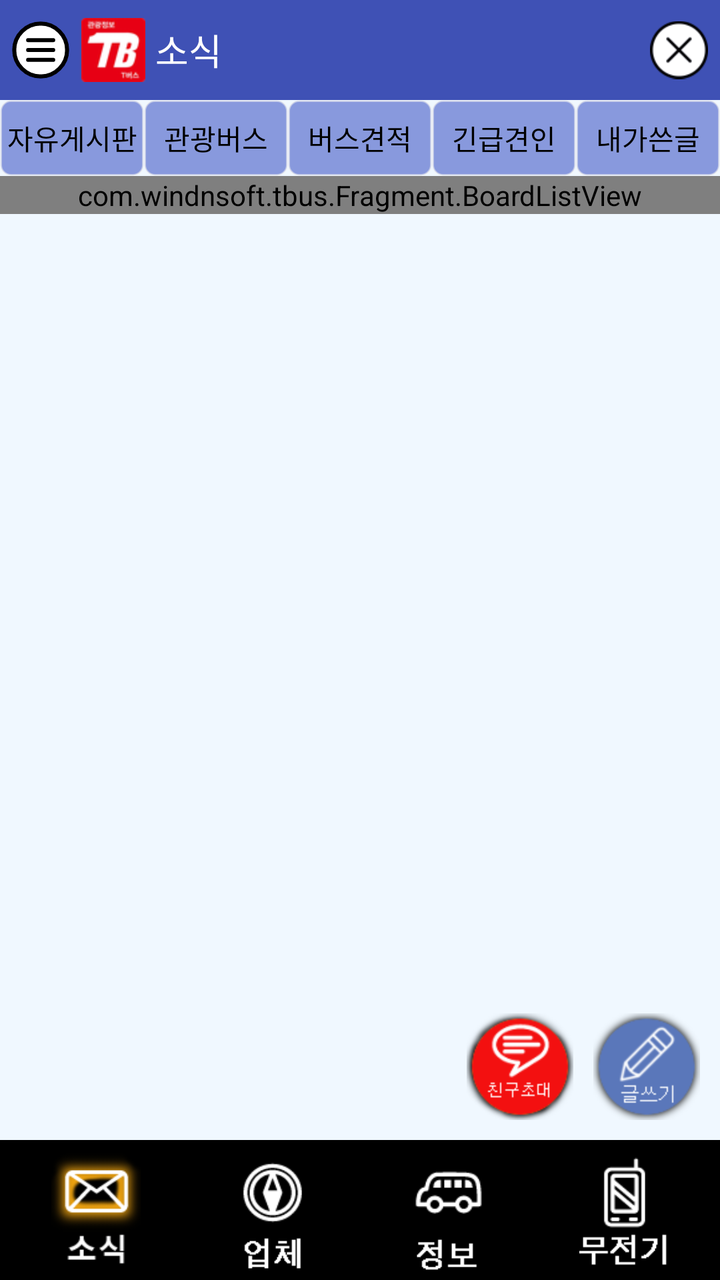
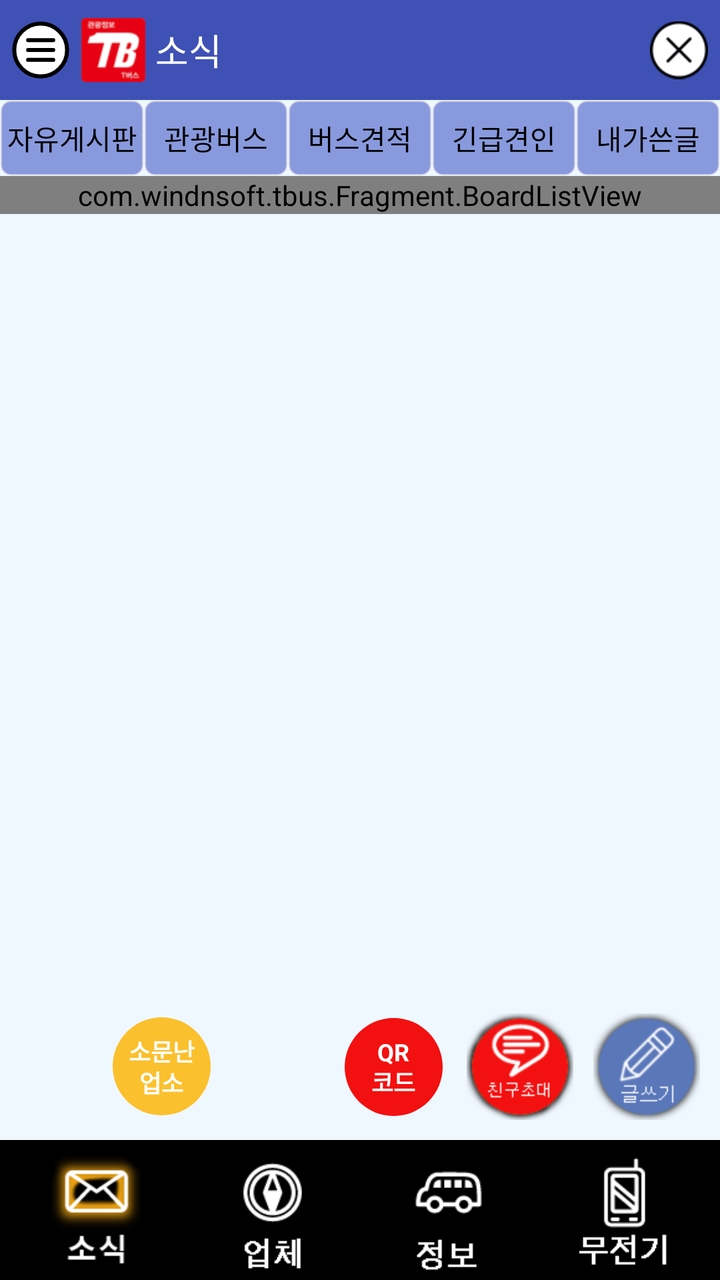

An Android layout rendered at two revisions. The XML below is the earlier revision; the diff shows what the commit changed to produce the second picture.
<!-- AndroidManifest.xml: application theme AppTheme -->
<!-- res/layout/board_activity.xml -->
<?xml version="1.0" encoding="utf-8"?>
<androidx.drawerlayout.widget.DrawerLayout
    xmlns:android="http://schemas.android.com/apk/res/android"
    xmlns:app="http://schemas.android.com/apk/res-auto"
    xmlns:tools="http://schemas.android.com/tools"
    android:id="@+id/drawer_layout"
    android:layout_width="match_parent"
    android:layout_height="match_parent"
    tools:context="com.windnsoft.tbus.MainActivity">

<RelativeLayout
    android:id="@+id/activity_main"
    android:layout_width="match_parent"
    android:layout_height="match_parent"
    android:background="@color/AliceBlue">

    <LinearLayout
        android:layout_width="match_parent"
        android:layout_height="match_parent"
        android:orientation="vertical"
        >


        <LinearLayout
            android:id="@+id/layout_head"
            android:layout_width="match_parent"
            android:layout_height="50dp"
            android:background="@color/BlueLight"
            android:orientation="horizontal">

            <ImageView
                android:id="@+id/topMenuBtn"
                android:layout_width="0dp"
                android:layout_height="match_parent"
                android:layout_marginLeft="5dp"
                android:layout_weight="1"
                android:padding="1dp"
                android:src="@drawable/hamburger_black"
                />

            <ImageView
                android:id="@+id/imageView9"
                android:layout_width="wrap_content"
                android:layout_height="match_parent"
                android:layout_margin="5dip"
                android:src="@drawable/ic_launcher_mdpi"
                />

            <TextView
                android:id="@+id/textView8"
                android:layout_width="0dp"
                android:layout_height="match_parent"
                android:layout_weight="8"
                android:gravity="center_vertical"
                android:text="소식"
                android:textAppearance="?android:attr/textAppearanceMedium"

                android:textColor="@color/White"/>

            <ImageView
                android:id="@+id/topCloseBtn"
                android:layout_width="0dp"
                android:layout_height="match_parent"
                android:layout_marginRight="5dp"
                android:layout_weight="1"
                android:padding="1dp"
                android:src="@drawable/xbutton_black"
                />
        </LinearLayout>

        <LinearLayout
            android:id="@+id/layout_body"
            android:layout_width="match_parent"
            android:layout_height="0dp"
            android:layout_weight="1"
            android:orientation="vertical"
            >

            <ImageView
                android:id="@+id/advImg"
                android:layout_width="match_parent"
                android:layout_height="wrap_content"
                android:background="@color/Black"
                />

            <LinearLayout
                android:layout_width="match_parent"
                android:layout_height="38dp"
                android:gravity="center"
                android:background="#0000"
                android:orientation="horizontal"
                >

                <TextView
                    android:id="@+id/boardFreeTab"
                    android:layout_width="0dp"
                    android:layout_height="match_parent"
                    android:layout_weight="1"
                    android:background="@drawable/prg_border_blue"
                    android:gravity="center"
                    android:text="자유게시판"
                    android:textAppearance="?android:attr/textAppearanceSmall"

                    android:textColor="@color/Black"/>

                <TextView
                    android:id="@+id/boardBusTab"
                    android:layout_width="0dp"
                    android:layout_height="match_parent"
                    android:layout_weight="1"
                    android:background="@drawable/prg_border_blue"
                    android:gravity="center"
                    android:text="관광버스"
                    android:textAppearance="?android:attr/textAppearanceSmall"
                    android:textColor="@color/Black"/>

                <TextView
                    android:id="@+id/boardEstimateTab"
                    android:layout_width="0dp"
                    android:layout_height="match_parent"
                    android:layout_weight="1"
                    android:background="@drawable/prg_border_blue"
                    android:gravity="center"
                    android:text="버스견적"

                    android:textAppearance="?android:attr/textAppearanceSmall"
                    android:textColor="@color/Black"/>

                <TextView
                    android:id="@+id/boardTractionTab"
                    android:layout_width="0dp"
                    android:layout_height="match_parent"
                    android:layout_weight="1"
                    android:background="@drawable/prg_border_blue"
                    android:gravity="center"

                    android:text="긴급견인"
                    android:textAppearance="?android:attr/textAppearanceSmall"
                    android:textColor="@color/Black"/>

                <TextView
                    android:id="@+id/boardMyTab"
                    android:layout_width="0dp"
                    android:layout_height="match_parent"
                    android:layout_weight="1"
                    android:background="@drawable/prg_border_blue"
                    android:gravity="center"
                    android:text="내가쓴글"
                    android:textAppearance="?android:attr/textAppearanceSmall"

                    android:textColor="@color/Black"/>


            </LinearLayout>

            <RelativeLayout
                android:layout_width="match_parent"
                android:layout_height="0dp"
                android:layout_weight="9"
                android:clickable="false"
                android:gravity="right">

                <com.windnsoft.tbus.Fragment.BoardListView
                    android:id="@+id/boardListView"
                    android:layout_width="match_parent"
                    android:layout_height="wrap_content">
                </com.windnsoft.tbus.Fragment.BoardListView>

                <LinearLayout
                    android:layout_width="match_parent"
                    android:layout_height="wrap_content"
                    android:layout_alignParentBottom="true"
                    android:gravity="right"
                    android:orientation="horizontal"
                    android:padding="5dp">

                    <ImageView
                        android:id="@+id/boardInviteBtn"
                        android:layout_width="wrap_content"
                        android:layout_margin="5dp"
                        android:layout_height="wrap_content"
                        android:src="@drawable/freind"/>

                    <ImageView
                        android:id="@+id/boardWriteBtn"
                        android:layout_width="wrap_content"
                        android:layout_height="wrap_content"
                        android:clickable="true"
                        android:layout_margin="5dp"
                        android:src="@drawable/write"/>
                </LinearLayout>
                
                
                
                


            </RelativeLayout>
        </LinearLayout>

        <LinearLayout
            android:id="@+id/layout_bottom"
            android:layout_width="match_parent"
            android:layout_height="70dp"
            android:background="@color/Black"
            android:orientation="horizontal"
            android:padding="4dp"
            >

            <ImageView
                android:id="@+id/bottomNewsBtn"
                android:layout_width="wrap_content"
                android:layout_height="match_parent"
                android:layout_weight="1"
                android:src="@drawable/news_on"
                />

            <ImageView
                android:id="@+id/bottomCompanyBtn"
                android:layout_width="wrap_content"
                android:layout_height="match_parent"
                android:layout_weight="1"
                android:src="@drawable/company_off"
                />

            <ImageView
                android:id="@+id/bottomInfoBtn"
                android:layout_width="wrap_content"
                android:layout_height="match_parent"
                android:layout_weight="1"
                android:src="@drawable/info_off"
                />

            <ImageView
                android:id="@+id/bottomTalkieBtn"
                android:layout_width="wrap_content"
                android:layout_height="match_parent"
                android:layout_weight="1"
                android:src="@drawable/walkietalkie_off"
                />
        </LinearLayout>
    </LinearLayout>

</RelativeLayout>

    <LinearLayout
        android:id="@+id/drawer_menu"
        android:layout_width="260dp"
        android:layout_height="match_parent"
        android:layout_gravity="start"
        android:background="@color/White"
        android:clickable="true"
        android:focusable="true"
        android:orientation="vertical">

        <LinearLayout
            android:layout_width="match_parent"
            android:layout_height="50dp"
            android:background="@color/BlueLight"
            android:gravity="center_vertical"
            android:orientation="horizontal"
            android:paddingLeft="16dp"
            android:paddingRight="16dp">

            <ImageView
                android:layout_width="28dp"
                android:layout_height="28dp"
                android:layout_marginRight="10dp"
                android:src="@drawable/ic_launcher_mdpi" />

            <TextView
                android:layout_width="wrap_content"
                android:layout_height="wrap_content"
                android:text="@string/app_name"
                android:textAppearance="?android:attr/textAppearanceMedium"
                android:textColor="@color/White"
                android:textStyle="bold" />
        </LinearLayout>

        <TextView
            android:id="@+id/drawerProfileEditBtn"
            android:layout_width="match_parent"
            android:layout_height="52dp"
            android:background="?android:attr/selectableItemBackground"
            android:gravity="center_vertical"
            android:paddingLeft="20dp"
            android:paddingRight="20dp"
            android:text="프로필 수정"
            android:textColor="@color/Black"
            android:textSize="16sp" />

        <View
            android:layout_width="match_parent"
            android:layout_height="1dp"
            android:background="@color/listLine" />

        <TextView
            android:id="@+id/drawerPrivacyBtn"
            android:layout_width="match_parent"
            android:layout_height="52dp"
            android:background="?android:attr/selectableItemBackground"
            android:gravity="center_vertical"
            android:paddingLeft="20dp"
            android:paddingRight="20dp"
            android:text="개인정보 보호방침 및 약관"
            android:textColor="@color/Black"
            android:textSize="16sp" />

        <View
            android:layout_width="match_parent"
            android:layout_height="1dp"
            android:background="@color/listLine" />

    </LinearLayout>

</androidx.drawerlayout.widget.DrawerLayout>
<!-- resources referenced by this layout -->
<resources>
  <color name="AliceBlue">#FFF0F8FF</color>
  <color name="Black">#000000</color>
  <color name="BlueLight">#3F51B5</color>
  <color name="White">#FFFFFFFF</color>
  <color name="listLine">#FFe2e8f7</color>
  <!-- drawable company_off: png bitmap (drawable-hdpi, 1241 bytes) -->
  <!-- drawable freind: png bitmap (drawable-hdpi, 5474 bytes) -->
  <!-- drawable hamburger_black (drawable) -->
  <?xml version="1.0" encoding="utf-8"?>
  <vector xmlns:android="http://schemas.android.com/apk/res/android"
      android:width="64dp"
      android:height="64dp"
      android:viewportWidth="64"
      android:viewportHeight="64">
  
      <path
          android:fillColor="#FFFFFF"
          android:pathData="M32,2.5A29.5,29.5 0,1 1,32 61.5A29.5,29.5 0,1 1,32 2.5Z"
          android:strokeWidth="4.5"
          android:strokeColor="#000000" />
  
      <path
          android:fillColor="#00000000"
          android:pathData="M18,21L46,21M18,32L46,32M18,43L46,43"
          android:strokeWidth="4.5"
          android:strokeColor="#000000"
          android:strokeLineCap="round" />
  
  </vector>
  <!-- drawable ic_launcher_mdpi: png bitmap (drawable-hdpi, 3157 bytes) -->
  <!-- drawable info_off: png bitmap (drawable-hdpi, 1113 bytes) -->
  <!-- drawable news_on: png bitmap (drawable-hdpi, 6304 bytes) -->
  <!-- drawable prg_border_blue (drawable) -->
  <?xml version="1.0" encoding="utf-8"?>
  <layer-list xmlns:android="http://schemas.android.com/apk/res/android">
      <item>
          <shape android:shape="rectangle" android:padding="5dp">
  
              <solid android:color="#89d"/>
              <corners android:bottomRightRadius="5dp"
                       android:bottomLeftRadius="5dp"
                       android:topLeftRadius="5dp"
                       android:topRightRadius="5dp"/>
              <stroke android:width="1dp"
                      android:color="#8eee"
                  />
  
          </shape>
      </item>
  
  </layer-list>
  <!-- drawable walkietalkie_off: png bitmap (drawable-hdpi, 1103 bytes) -->
  <!-- drawable write: png bitmap (drawable-hdpi, 5048 bytes) -->
  <!-- drawable xbutton_black: png bitmap (drawable-hdpi, 1165 bytes) -->
  <string name="app_name">관광정보 (T버스)</string>
  <style name="AppTheme" parent="android:Theme.Light.NoTitleBar">
          
      </style>
</resources>

<!-- the commit's change to res/layout/board_activity.xml (unified diff, before → after) -->
@@ -174,6 +174,37 @@
                     android:orientation="horizontal"
                     android:padding="5dp">
 
+                    <TextView
+                        android:id="@+id/boardFamousCoBtn"
+                        android:layout_width="53dp"
+                        android:layout_height="53dp"
+                        android:layout_marginLeft="5dp"
+                        android:layout_marginTop="5dp"
+                        android:layout_marginRight="58dp"
+                        android:layout_marginBottom="5dp"
+                        android:background="@drawable/circle_yellow_btn"
+                        android:clickable="true"
+                        android:gravity="center"
+                        android:lineSpacingExtra="-2dp"
+                        android:text="소문난\n업소"
+                        android:textColor="@color/White"
+                        android:textSize="12sp"
+                        android:textStyle="bold"/>
+
+                    <TextView
+                        android:id="@+id/boardQrBtn"
+                        android:layout_width="53dp"
+                        android:layout_height="53dp"
+                        android:layout_margin="5dp"
+                        android:background="@drawable/circle_red_btn"
+                        android:clickable="true"
+                        android:gravity="center"
+                        android:lineSpacingExtra="-2dp"
+                        android:text="QR\n코드"
+                        android:textColor="@color/White"
+                        android:textSize="12sp"
+                        android:textStyle="bold"/>
+
                     <ImageView
                         android:id="@+id/boardInviteBtn"
                         android:layout_width="wrap_content"
@@ -189,10 +220,6 @@
                         android:layout_margin="5dp"
                         android:src="@drawable/write"/>
                 </LinearLayout>
-                
-                
-                
-                
 
 
             </RelativeLayout>
<!-- resource entries referenced after the edit -->
@@ -5,6 +5,38 @@
   <color name="BlueLight">#3F51B5</color>
   <color name="White">#FFFFFFFF</color>
   <color name="listLine">#FFe2e8f7</color>
+  <!-- drawable circle_red_btn (drawable) -->
+  <?xml version="1.0" encoding="utf-8"?>
+  <layer-list xmlns:android="http://schemas.android.com/apk/res/android">
+      <item
+          android:bottom="2dp"
+          android:left="2dp"
+          android:right="2dp"
+          android:top="2dp">
+          <shape android:shape="oval">
+              <solid android:color="#F31010" />
+              <size
+                  android:width="49dp"
+                  android:height="49dp" />
+          </shape>
+      </item>
+  </layer-list>
+  <!-- drawable circle_yellow_btn (drawable) -->
+  <?xml version="1.0" encoding="utf-8"?>
+  <layer-list xmlns:android="http://schemas.android.com/apk/res/android">
+      <item
+          android:bottom="2dp"
+          android:left="2dp"
+          android:right="2dp"
+          android:top="2dp">
+          <shape android:shape="oval">
+              <solid android:color="#FBC02D" />
+              <size
+                  android:width="49dp"
+                  android:height="49dp" />
+          </shape>
+      </item>
+  </layer-list>
   <!-- drawable company_off: png bitmap (drawable-hdpi, 1241 bytes) -->
   <!-- drawable freind: png bitmap (drawable-hdpi, 5474 bytes) -->
   <!-- drawable hamburger_black (drawable) -->
